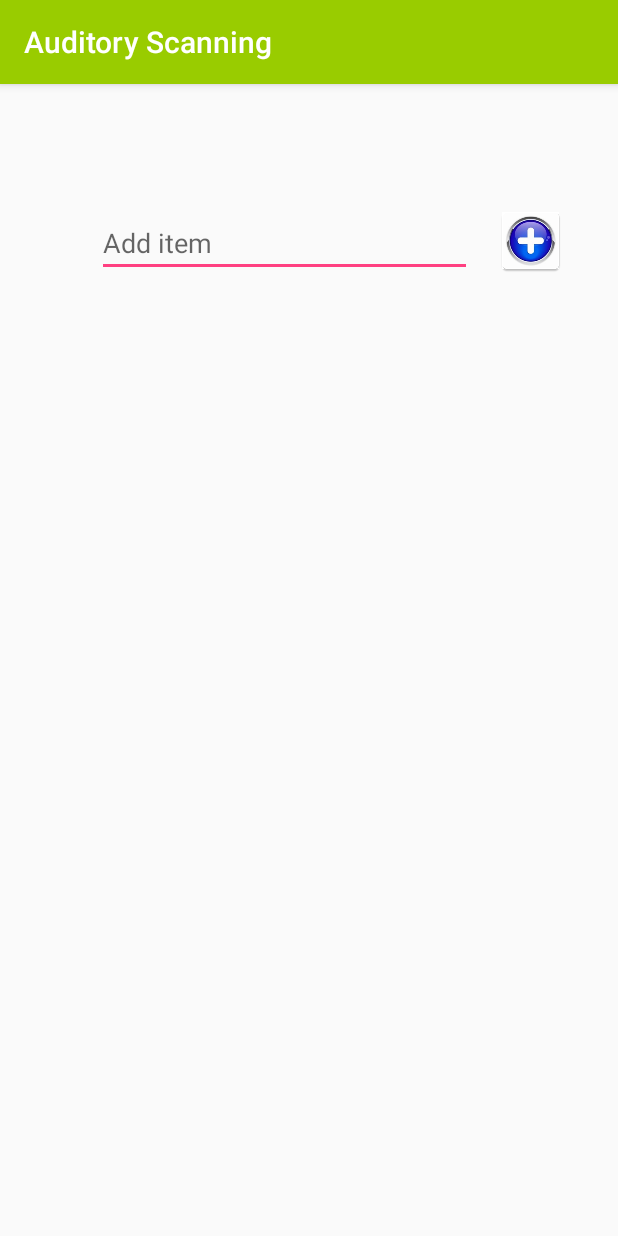
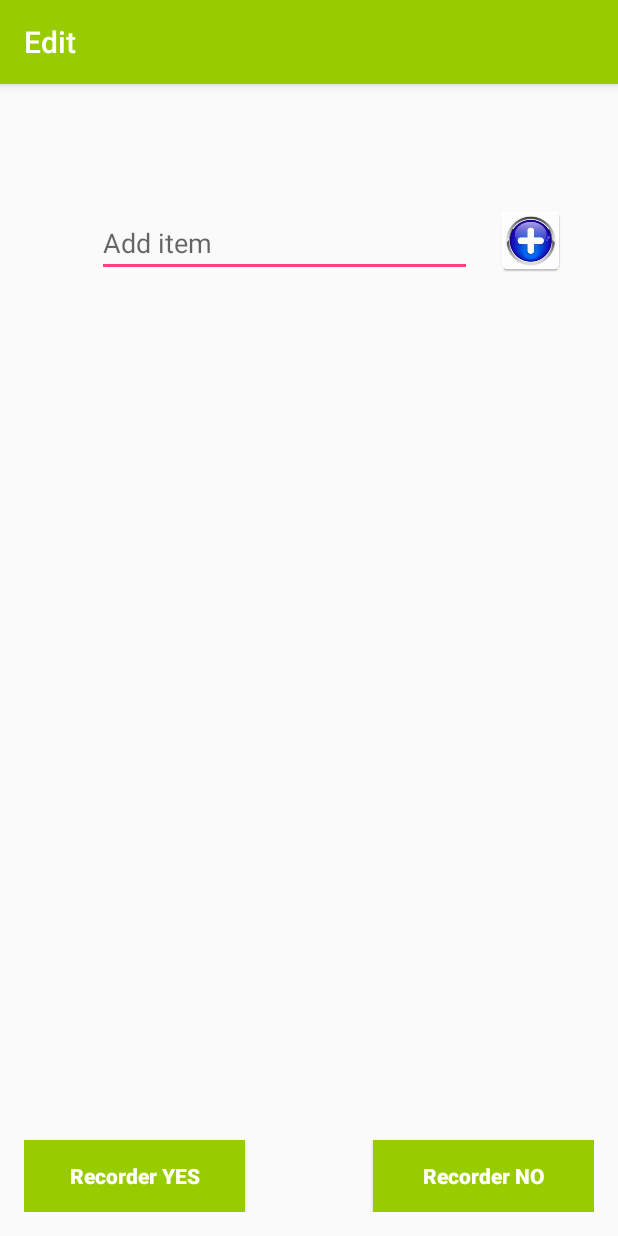
Before and after one commit to doron297/Final_project, an Android app: the EditPatient screen opened directly, with no data from a screen before it, on a phone screen of 412 x 824 dp. Run offline under Robolectric (Android 15) with nearby library versions, the phone set to English and light mode, and no system bars.

Commit message:
Screen - Display items is ready

```diff
--- a/app/src/main/AndroidManifest.xml
+++ b/app/src/main/AndroidManifest.xml
@@ -24,8 +24,9 @@
             android:name=".SignUpActivity"
             android:label="@string/title_activity_sign_up" />
         <activity android:name=".AreaPersonalActivity" />
-        <activity android:name=".EditActivity" />
         <activity android:name=".EditPatient" />
+        <activity android:name=".Display_Patient" />
+        <activity android:name=".Demo_internal_screen"></activity>
     </application>
 
 </manifest>
--- a/app/src/main/java/com/graos/auditory_scanning_final_project/MainActivity.java
+++ b/app/src/main/java/com/graos/auditory_scanning_final_project/MainActivity.java
@@ -69,6 +69,7 @@ public class MainActivity extends AppCompatActivity {
             i.putExtra("USER_SIGN_IN",user);
             startActivity(i);
         }
+
     }
 
 }
--- a/app/src/main/res/layout/activity_edit_patient.xml
+++ b/app/src/main/res/layout/activity_edit_patient.xml
@@ -11,17 +11,6 @@
     android:paddingTop="@dimen/activity_vertical_margin"
     tools:context="com.graos.auditory_scanning_final_project.EditPatient">
 
-
-    <ListView
-        android:layout_width="match_parent"
-        android:layout_height="match_parent"
-        android:layout_below="@+id/editText"
-        android:layout_toStartOf="@+id/imageView2"
-        android:layout_marginTop="30dp"
-        android:layout_alignParentRight="true"
-        android:layout_alignParentEnd="true"
-        android:layout_toLeftOf="@+id/imageView2"
-        android:id="@+id/listItems" />
 
     <TextView
         android:textSize="20sp"
@@ -58,4 +47,41 @@
         android:layout_toStartOf="@+id/imageView2"
         android:layout_marginRight="15dp"
         android:layout_marginEnd="15dp" />
+
+    <ListView
+        android:layout_width="match_parent"
+        android:layout_height="285dp"
+        android:layout_marginTop="26dp"
+        android:id="@+id/listItems"
+        android:layout_below="@+id/editText"
+        android:layout_alignParentLeft="true"
+        android:layout_alignParentStart="true" />
+
+    <Button
+        android:text="@string/button_yes"
+        android:textColor="@android:color/background_light"
+        android:background="@android:color/holo_green_light"
+        android:textSize="14sp"
+        android:textAllCaps="false"
+        android:textStyle="bold"
+        android:layout_width="147dp"
+        android:layout_height="wrap_content"
+        android:id="@+id/button4"
+        android:layout_alignParentBottom="true"
+        android:layout_alignParentLeft="true"
+        android:layout_alignParentStart="true" />
+
+    <Button
+        android:text="@string/button_no"
+        android:textColor="@android:color/background_light"
+        android:background="@android:color/holo_green_light"
+        android:textSize="14sp"
+        android:textAllCaps="false"
+        android:textStyle="bold"
+        android:layout_width="147dp"
+        android:layout_height="wrap_content"
+        android:id="@+id/button5"
+        android:layout_alignParentBottom="true"
+        android:layout_alignParentRight="true"
+        android:layout_alignParentEnd="true" />
 </RelativeLayout>
--- a/app/src/main/res/layout/edit_list_items.xml
+++ b/app/src/main/res/layout/edit_list_items.xml
@@ -10,7 +10,8 @@
         app:srcCompat="@mipmap/icon_minus"
         android:id="@+id/imageView3"
         android:layout_row="0"
-        android:layout_column="3" />
+        android:layout_column="3"
+        android:onClick="press_delete"/>
 
     <TextView
         android:text="TextView"
--- a/app/src/main/res/values/dimens.xml
+++ b/app/src/main/res/values/dimens.xml
@@ -2,4 +2,5 @@
     <!-- Default screen margins, per the Android Design guidelines. -->
     <dimen name="activity_horizontal_margin">16dp</dimen>
     <dimen name="activity_vertical_margin">16dp</dimen>
+    <dimen name="fab_margin">16dp</dimen>
 </resources>
--- a/app/src/main/res/values/strings.xml
+++ b/app/src/main/res/values/strings.xml
@@ -37,5 +37,9 @@
         <item>Edit</item>
     </string-array>
 
+    <!-- Strings related to Areal Personal -->
+    <string name="button_yes">Recorder YES</string>
+    <string name="button_no">Recorder NO</string>
+    <string name="title_activity_display_patient">DisplayPatient</string>
 
 </resources>
```
Also changed, not shown: app/src/main/java/com/graos/auditory_scanning_final_project/AreaPersonalActivity.java (+17 -8 lines), app/src/main/java/com/graos/auditory_scanning_final_project/Demo_internal_screen.java (added, +13 -0 lines), app/src/main/java/com/graos/auditory_scanning_final_project/Display_Patient.java (added, +83 -0 lines), app/src/main/java/com/graos/auditory_scanning_final_project/EditPatient.java (+25 -41 lines), app/src/main/res/layout/activity_area_personal.xml (+31 -31 lines), app/src/main/res/layout/activity_demo_internal_screen.xml (added, +13 -0 lines), app/src/main/res/layout/activity_display__patient.xml (added, +92 -0 lines), app/src/main/res/values-v21/styles.xml (added, +9 -0 lines), app/src/main/res/values/styles.xml (+10 -1 lines).
